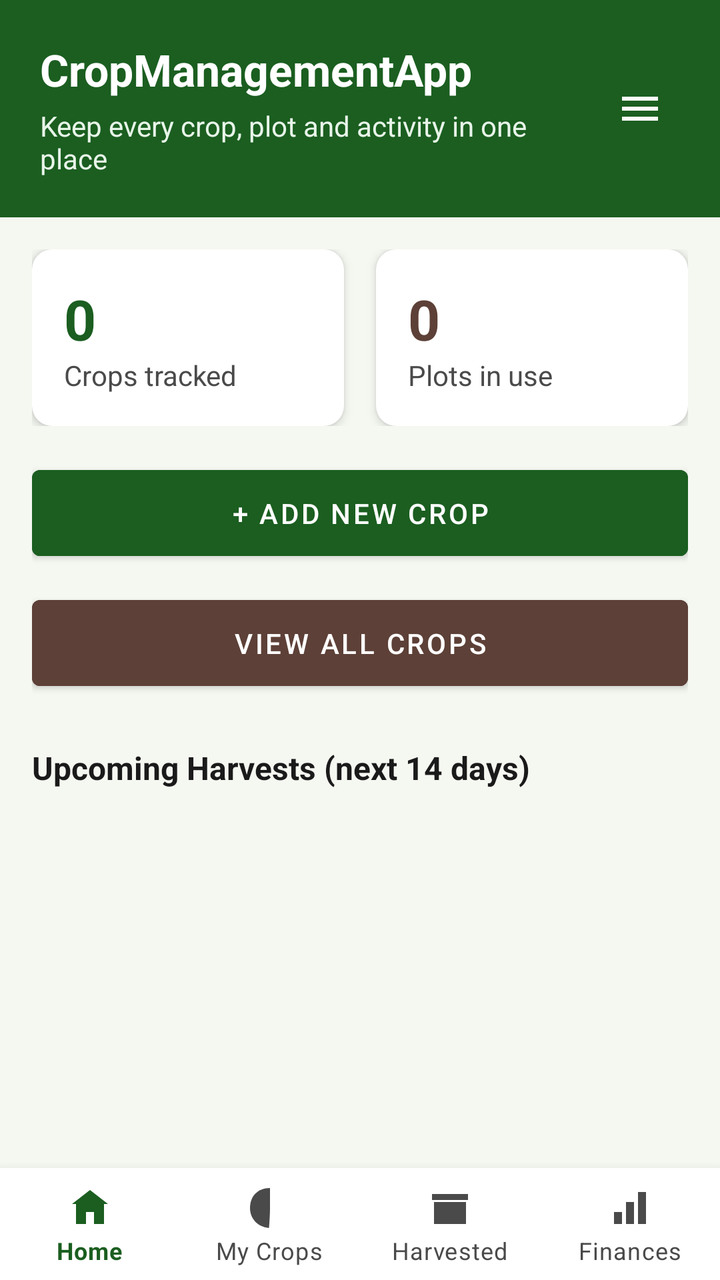
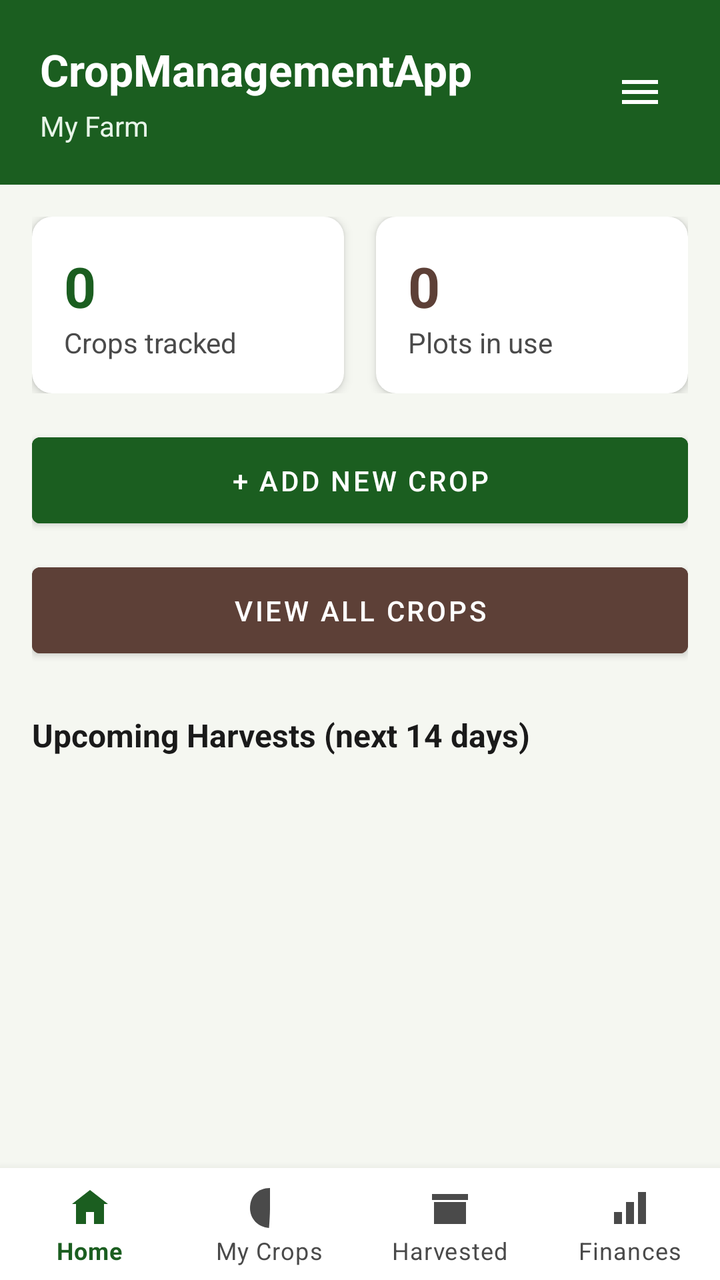

Two renders of the same Android screen: before a commit and after it. Below are the layout's source before the change and the commit's diff.
<!-- AndroidManifest.xml: application theme Theme.CropManagementApp -->
<!-- res/layout/activity_main.xml -->
<?xml version="1.0" encoding="utf-8"?>
<LinearLayout xmlns:android="http://schemas.android.com/apk/res/android"
    xmlns:app="http://schemas.android.com/apk/res-auto"
    android:layout_width="match_parent"
    android:layout_height="match_parent"
    android:orientation="vertical">

    <ScrollView
        android:layout_width="match_parent"
        android:layout_height="0dp"
        android:layout_weight="1"
        android:background="@color/background_light"
        android:fillViewport="true">

        <LinearLayout
            android:layout_width="match_parent"
            android:layout_height="wrap_content"
            android:orientation="vertical">

            <LinearLayout
                android:layout_width="match_parent"
                android:layout_height="wrap_content"
                android:background="@color/green_primary"
                android:orientation="horizontal"
                android:gravity="center_vertical"
                android:padding="20dp">

                <LinearLayout
                    android:layout_width="0dp"
                    android:layout_height="wrap_content"
                    android:layout_weight="1"
                    android:orientation="vertical">

                    <TextView
                        android:layout_width="wrap_content"
                        android:layout_height="wrap_content"
                        android:text="@string/app_name"
                        android:textColor="@color/white"
                        android:textSize="22sp"
                        android:textStyle="bold" />

                    <TextView
                        android:layout_width="wrap_content"
                        android:layout_height="wrap_content"
                        android:layout_marginTop="4dp"
                        android:text="Keep every crop, plot and activity in one place"
                        android:textColor="@color/green_light"
                        android:textSize="14sp" />
                </LinearLayout>

                <ImageButton
                    android:id="@+id/btnMenu"
                    android:layout_width="40dp"
                    android:layout_height="40dp"
                    android:background="?attr/selectableItemBackgroundBorderless"
                    android:contentDescription="Settings"
                    android:src="@drawable/ic_menu" />

            </LinearLayout>

            <LinearLayout
                android:layout_width="match_parent"
                android:layout_height="wrap_content"
                android:orientation="horizontal"
                android:padding="16dp">

                <androidx.cardview.widget.CardView
                    android:layout_width="0dp"
                    android:layout_height="wrap_content"
                    android:layout_weight="1"
                    android:layout_marginEnd="8dp"
                    app:cardCornerRadius="10dp"
                    app:cardElevation="3dp">

                    <LinearLayout
                        android:layout_width="match_parent"
                        android:layout_height="wrap_content"
                        android:orientation="vertical"
                        android:padding="16dp">

                        <TextView
                            android:id="@+id/tvTotalCrops"
                            android:layout_width="wrap_content"
                            android:layout_height="wrap_content"
                            android:text="0"
                            android:textColor="@color/green_primary"
                            android:textSize="28sp"
                            android:textStyle="bold" />

                        <TextView
                            android:layout_width="wrap_content"
                            android:layout_height="wrap_content"
                            android:text="Crops tracked"
                            android:textColor="@color/text_secondary"
                            android:textSize="14sp" />
                    </LinearLayout>
                </androidx.cardview.widget.CardView>

                <androidx.cardview.widget.CardView
                    android:layout_width="0dp"
                    android:layout_height="wrap_content"
                    android:layout_weight="1"
                    android:layout_marginStart="8dp"
                    app:cardCornerRadius="10dp"
                    app:cardElevation="3dp">

                    <LinearLayout
                        android:layout_width="match_parent"
                        android:layout_height="wrap_content"
                        android:orientation="vertical"
                        android:padding="16dp">

                        <TextView
                            android:id="@+id/tvTotalPlots"
                            android:layout_width="wrap_content"
                            android:layout_height="wrap_content"
                            android:text="0"
                            android:textColor="@color/soil_brown"
                            android:textSize="28sp"
                            android:textStyle="bold" />

                        <TextView
                            android:layout_width="wrap_content"
                            android:layout_height="wrap_content"
                            android:text="Plots in use"
                            android:textColor="@color/text_secondary"
                            android:textSize="14sp" />
                    </LinearLayout>
                </androidx.cardview.widget.CardView>
            </LinearLayout>

            <LinearLayout
                android:layout_width="match_parent"
                android:layout_height="wrap_content"
                android:orientation="vertical"
                android:paddingStart="16dp"
                android:paddingEnd="16dp">

                <Button
                    android:id="@+id/btnAddCrop"
                    android:layout_width="match_parent"
                    android:layout_height="wrap_content"
                    android:layout_marginBottom="10dp"
                    android:backgroundTint="@color/green_primary"
                    android:padding="12dp"
                    android:text="+ Add New Crop"
                    android:textColor="@color/white" />

                <Button
                    android:id="@+id/btnViewCrops"
                    android:layout_width="match_parent"
                    android:layout_height="wrap_content"
                    android:backgroundTint="@color/soil_brown"
                    android:padding="12dp"
                    android:text="View All Crops"
                    android:textColor="@color/white" />
            </LinearLayout>

            <TextView
                android:layout_width="wrap_content"
                android:layout_height="wrap_content"
                android:layout_marginStart="16dp"
                android:layout_marginTop="24dp"
                android:layout_marginBottom="8dp"
                android:text="Upcoming Harvests (next 14 days)"
                android:textColor="@color/text_primary"
                android:textSize="16sp"
                android:textStyle="bold" />

            <androidx.recyclerview.widget.RecyclerView
                android:id="@+id/rvUpcomingHarvests"
                android:layout_width="match_parent"
                android:layout_height="wrap_content"
                android:layout_marginBottom="16dp"
                android:nestedScrollingEnabled="false"
                android:paddingStart="16dp"
                android:paddingEnd="16dp" />

            <TextView
                android:id="@+id/tvNoUpcoming"
                android:layout_width="match_parent"
                android:layout_height="wrap_content"
                android:layout_marginBottom="24dp"
                android:gravity="center"
                android:padding="16dp"
                android:text="No harvests due in the next 14 days."
                android:textColor="@color/text_secondary"
                android:visibility="gone" />

        </LinearLayout>
    </ScrollView>

    <com.google.android.material.bottomnavigation.BottomNavigationView
        android:id="@+id/bottomNav"
        android:layout_width="match_parent"
        android:layout_height="wrap_content"
        android:background="@color/card_white"
        app:itemIconTint="@color/bottom_nav_item_color"
        app:itemTextColor="@color/bottom_nav_item_color"
        app:menu="@menu/bottom_nav_menu"
        app:labelVisibilityMode="labeled"/>

</LinearLayout>
<!-- resources referenced by this layout -->
<resources>
  <color name="background_light">#F5F7F1</color>
  <color name="card_white">#FFFFFF</color>
  <color name="green_light">#E8F5E9</color>
  <color name="green_primary">#1B5E20</color>
  <color name="soil_brown">#5D4037</color>
  <color name="text_primary">#1A1A1A</color>
  <color name="text_secondary">#4A4A4A</color>
  <color name="white">#FFFFFF</color>
  <!-- drawable ic_menu (drawable) -->
  <?xml version="1.0" encoding="utf-8"?>
  <vector xmlns:android="http://schemas.android.com/apk/res/android"
      android:width="24dp"
      android:height="24dp"
      android:viewportWidth="24"
      android:viewportHeight="24">
      <path
          android:fillColor="#FFFFFF"
          android:pathData="M3,6h18v2H3z M3,11h18v2H3z M3,16h18v2H3z" />
  </vector>
  <string name="app_name">CropManagementApp</string>
  <style name="Theme.CropManagementApp" parent="Theme.MaterialComponents.Light.NoActionBar">
          <item name="colorPrimary">@color/green_primary</item>
          <item name="colorPrimaryDark">@color/green_dark</item>
          <item name="colorAccent">@color/amber_warning</item>
          <item name="android:windowBackground">@color/background_light</item>
          <item name="android:statusBarColor" tools:targetApi="21">@color/green_dark</item>
          <item name="android:forceDarkAllowed" tools:targetApi="29">false</item>
      </style>
  <color name="green_dark">#0D3311</color>
  <color name="amber_warning">#E65100</color>
</resources>

<!-- the commit's change to res/layout/activity_main.xml (unified diff, before → after) -->
@@ -40,10 +40,11 @@
                         android:textStyle="bold" />
 
                     <TextView
+                        android:id="@+id/tvCurrentFarm"
                         android:layout_width="wrap_content"
                         android:layout_height="wrap_content"
                         android:layout_marginTop="4dp"
-                        android:text="Keep every crop, plot and activity in one place"
+                        android:text="My Farm"
                         android:textColor="@color/green_light"
                         android:textSize="14sp" />
                 </LinearLayout>
